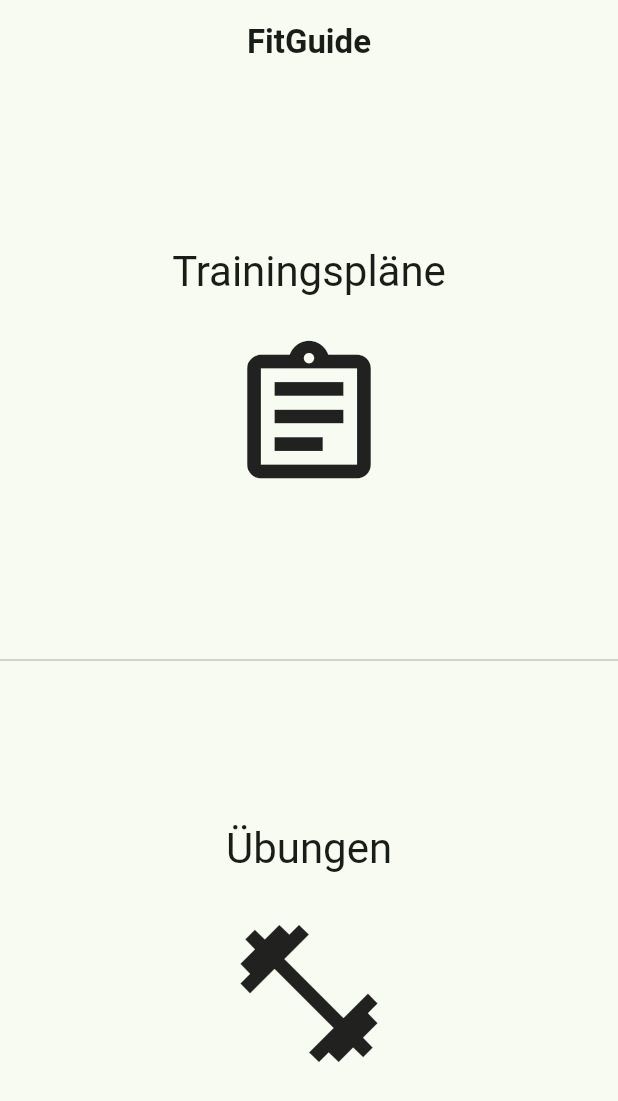
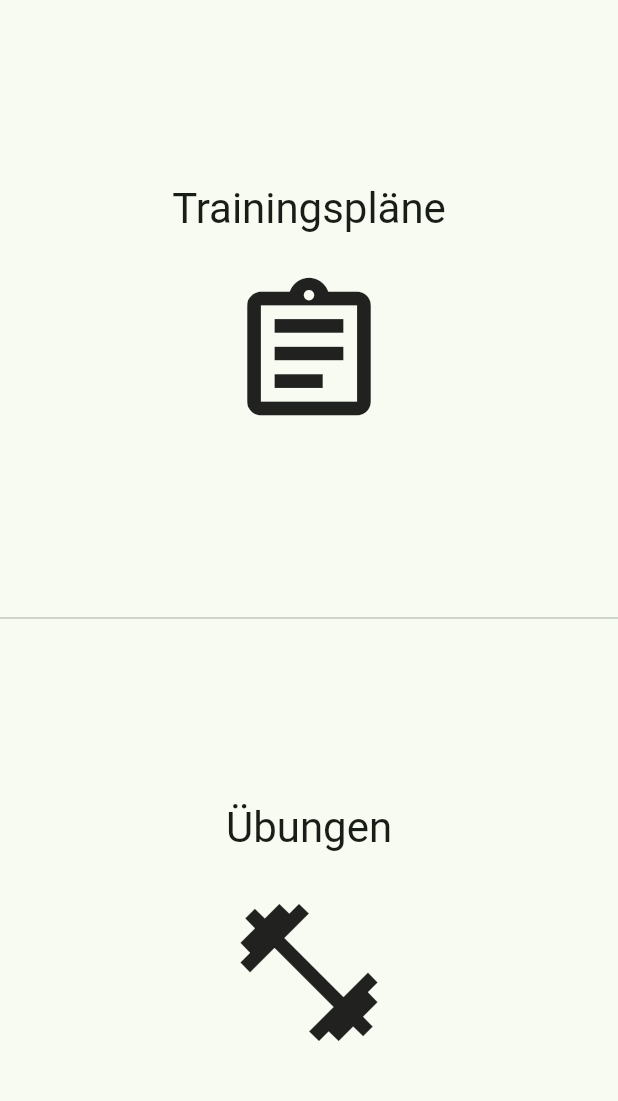
Before and after one commit to christophfroehlichh/Fitguide, a Flutter app: the TrainingPlannerScreen screen opened directly, on a phone screen of 412 x 824 dp. Shown: the top 1101 px of the screen. Run offline on Flutter 3.47's test engine with Material 3 defaults, Android fonts, the phone set to English and light mode, and no system bars.

Commit message:
feat: added Appbar to the appshell

```diff
--- a/lib/features/training_planner/training_planner_screen.dart
+++ b/lib/features/training_planner/training_planner_screen.dart
@@ -6,13 +6,6 @@ class TrainingPlannerScreen extends StatelessWidget {
   @override
   Widget build(BuildContext context) {
     return Scaffold(
-      appBar: AppBar(
-        centerTitle: true,
-        title: const Text(
-          'FitGuide',
-          style: TextStyle(fontWeight: FontWeight.w600),
-        ),
-      ),
       body: Column(
         children: [
           Expanded(
```
Also changed, not shown: lib/app_shell.dart (+13 -0 lines), lib/features/dashboard/dashboard_screen.dart (+0 -13 lines).
